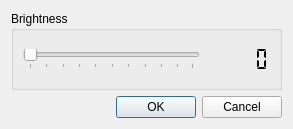
The window that src/gui/brightness_dialog.ui (CervecerosCodigo/CCIMP) describes before a commit, drawn with Qt 5.
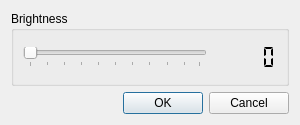
The same window after the commit.

What changed in the file:
```diff
--- a/src/gui/brightness_dialog.ui
+++ b/src/gui/brightness_dialog.ui
@@ -6,8 +6,8 @@
    <rect>
     <x>0</x>
     <y>0</y>
-    <width>293</width>
-    <height>129</height>
+    <width>300</width>
+    <height>125</height>
    </rect>
   </property>
   <property name="windowTitle">
```
